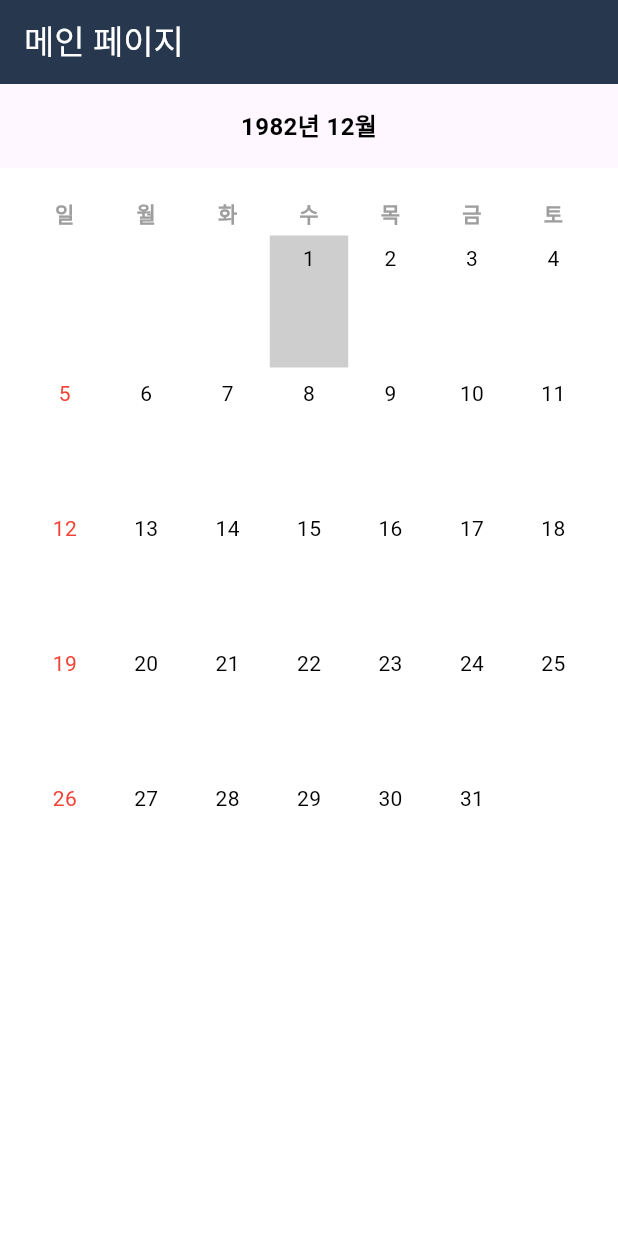
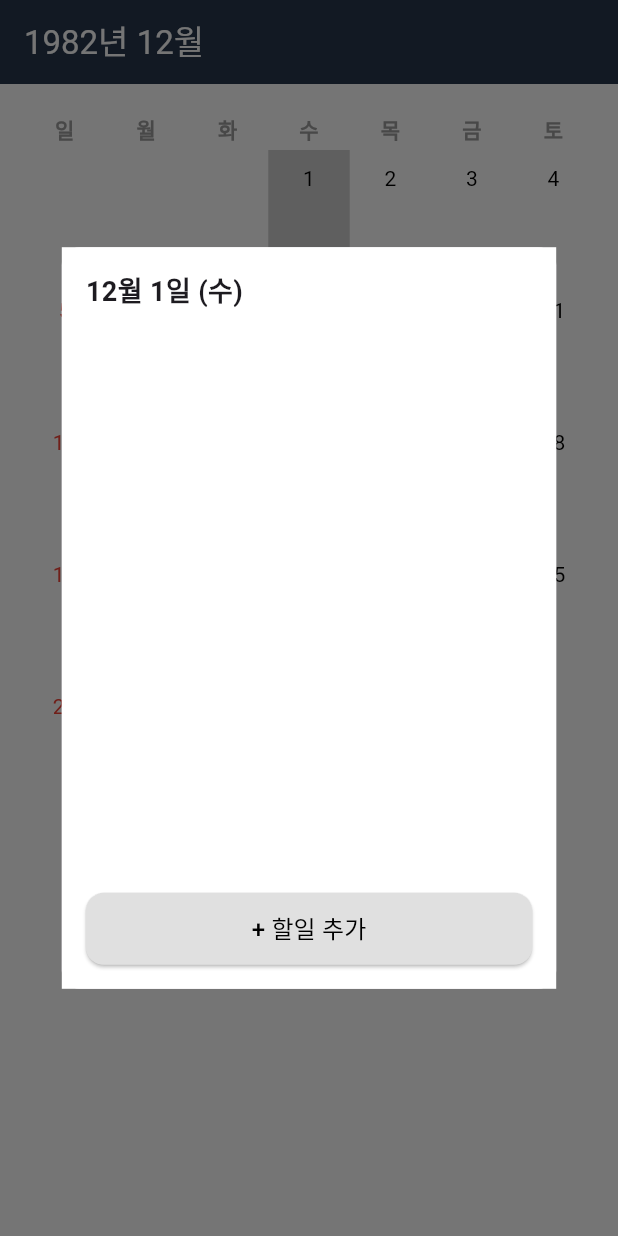
Before and after one commit to luckydut97/flutter-custom-calendar-practice, a Flutter app: the screen it shows after launch, after a tap on an icon or button, on a phone screen of 412 x 824 dp. Run offline on Flutter 3.47's test engine with Material 3 defaults, Android fonts, the phone set to English and light mode, and no system bars.

Commit message:
오늘 날짜 표시 기능 추가, 할일 추가 관련 Diaolog 로직 분기함. 스와이프 삭제 기능 구현 중임.

```diff
--- /dev/null
+++ b/lib/add_task_dialog.dart
@@ -0,0 +1,168 @@
+import 'package:flutter/material.dart';
+import 'package:intl/intl.dart';
+import 'calendar_model.dart';
+
+class AddTaskDialog extends StatefulWidget {
+  final DateTime selectedDate;
+  final CalendarModel model;
+
+  AddTaskDialog({required this.selectedDate, required this.model});
+
+  @override
+  _AddTaskDialogState createState() => _AddTaskDialogState();
+}
+
+class _AddTaskDialogState extends State<AddTaskDialog> {
+  List<String> _tasks = [];
+
+  void _addTask(String task) {
+    setState(() {
+      _tasks.add(task);
+    });
+  }
+
+  void _editTask(int index, String newTask) {
+    setState(() {
+      _tasks[index] = newTask;
+    });
+  }
+
+  void _removeTask(int index) {
+    setState(() {
+      _tasks.removeAt(index);
+    });
+  }
+
+  Future<void> _showTaskInputDialog({int? index}) async {
+    String initialText = index != null ? _tasks[index] : '';
+    TextEditingController controller = TextEditingController(text: initialText);
+
+    String? result = await showDialog<String>(
+      context: context,
+      builder: (BuildContext context) {
+        return Dialog(
+          shape: RoundedRectangleBorder(
+            borderRadius: BorderRadius.circular(12.0),
+          ),
+          child: Container(
+            padding: EdgeInsets.all(16.0),
+            child: Column(
+              mainAxisSize: MainAxisSize.min,
+              children: [
+                TextField(
+                  controller: controller,
+                  decoration: InputDecoration(
+                    hintText: '할일 입력',
+                  ),
+                ),
+                SizedBox(height: 16.0),
+                ElevatedButton(
+                  onPressed: () {
+                    Navigator.of(context).pop(controller.text);
+                  },
+                  child: Text('확인'),
+                ),
+              ],
+            ),
+          ),
+        );
+      },
+    );
+
+    if (result != null && result.isNotEmpty) {
+      if (index != null) {
+        _editTask(index, result);
+      } else {
+        _addTask(result);
+      }
+    }
+  }
+
+  @override
+  Widget build(BuildContext context) {
+    return Dialog(
+      shape: RoundedRectangleBorder(
+        borderRadius: BorderRadius.circular(12.0),
+      ),
+      child: Container(
+        width: MediaQuery.of(context).size.width * 0.8,
+        height: MediaQuery.of(context).size.height * 0.6,
+        padding: EdgeInsets.all(16.0),
+        color: Colors.white,
+        child: Column(
+          mainAxisSize: MainAxisSize.min,
+          crossAxisAlignment: CrossAxisAlignment.stretch,
+          children: [
+            Text(
+              DateFormat('M월 d일 (E)', 'ko_KR').format(widget.selectedDate), // 년도 없이 표시
+              style: TextStyle(
+                fontSize: 18,
+                fontWeight: FontWeight.bold,
+              ),
+            ),
+            SizedBox(height: 16.0),
+            Expanded(
+              child: ListView.builder(
+                itemCount: _tasks.length,
+                itemBuilder: (context, index) {
+                  return Dismissible(
+                    key: Key(_tasks[index]),
+                    background: Container(
+                      color: Colors.red,
+                      alignment: Alignment.centerLeft,
+                      padding: EdgeInsets.symmetric(horizontal: 20.0),
+                      child: Icon(
+                        Icons.delete,
+                        color: Colors.white,
+                      ),
+                    ),
+                    direction: DismissDirection.endToStart,
+                    onDismissed: (direction) {
+                      _removeTask(index);
+                    },
+                    child: Container(
+                      margin: EdgeInsets.only(bottom: 8.0),
+                      child: ElevatedButton(
+                        onPressed: () => _showTaskInputDialog(index: index),
+                        child: Align(
+                          alignment: Alignment.centerLeft,
+                          child: Text(_tasks[index]),
+                        ),
+                        style: ElevatedButton.styleFrom(
+                          backgroundColor: Colors.lightBlueAccent.withOpacity(0.2),
+                          foregroundColor: Colors.black,
+                          shape: RoundedRectangleBorder(
+                            borderRadius: BorderRadius.circular(12.0),
+                          ),
+                          padding: EdgeInsets.symmetric(vertical: 16.0, horizontal: 12.0),
+                        ),
+                      ),
+                    ),
+                  );
+                },
+              ),
+            ),
+            SizedBox(height: 16.0),
+            ElevatedButton(
+              style: ElevatedButton.styleFrom(
+                backgroundColor: Colors.grey[300], // 버튼 배경색
+                shape: RoundedRectangleBorder(
+                  borderRadius: BorderRadius.circular(12.0),
+                ),
+                padding: EdgeInsets.symmetric(vertical: 12.0),
+              ),
+              onPressed: () => _showTaskInputDialog(),
+              child: Text(
+                '+ 할일 추가',
+                style: TextStyle(
+                  color: Colors.black,
+                  fontSize: 16.0,
+                ),
+              ),
+            ),
+          ],
+        ),
+      ),
+    );
+  }
+}
--- a/lib/calendar_model.dart
+++ b/lib/calendar_model.dart
@@ -5,13 +5,15 @@ class CalendarModel with ChangeNotifier {
   DateTime _selectedDate = DateTime.now();
   DateTime? _dragStartDate;
   DateTime? _dragEndDate;
-  int _currentPageIndex = 500; // 중간 페이지 인덱스
+  int _currentPageIndex = 500;
+  bool _isBlinking = false; // 선택한 날짜가 깜빡이는지 여부
 
   DateTime get currentDate => _currentDate;
   DateTime get selectedDate => _selectedDate;
   DateTime? get dragStartDate => _dragStartDate;
   DateTime? get dragEndDate => _dragEndDate;
   int get currentPageIndex => _currentPageIndex;
+  bool get isBlinking => _isBlinking;
 
   void setCurrentDate(DateTime date) {
     _currentDate = date;
@@ -20,9 +22,12 @@ class CalendarModel with ChangeNotifier {
 
   void setSelectedDate(DateTime date) {
     _selectedDate = date;
-    _dragStartDate = null;
-    _dragEndDate = null;
+    _isBlinking = true;
     notifyListeners();
+    Future.delayed(Duration(milliseconds: 300), () {
+      _isBlinking = false;
+      notifyListeners();
+    });
   }
 
   void setPageIndex(int pageIndex) {
@@ -48,6 +53,19 @@ class CalendarModel with ChangeNotifier {
     notifyListeners();
   }
 
+  bool isSelectedDate(DateTime date) {
+    return _selectedDate.year == date.year &&
+        _selectedDate.month == date.month &&
+        _selectedDate.day == date.day;
+  }
+
+  bool isToday(DateTime date) {
+    DateTime today = DateTime.now();
+    return date.year == today.year &&
+        date.month == today.month &&
+        date.day == today.day;
+  }
+
   bool isInDragRange(DateTime dayDate) {
     if (_dragStartDate == null || _dragEndDate == null) {
       return false;
@@ -60,4 +78,14 @@ class CalendarModel with ChangeNotifier {
       return !dayDate.isBefore(endDate) && !dayDate.isAfter(startDate);
     }
   }
+
+  void updateCurrentDateByPageIndex(int pageIndex) {
+    int monthDifference = pageIndex - _currentPageIndex;
+    setCurrentDate(DateTime(
+      _currentDate.year,
+      _currentDate.month + monthDifference,
+      1,
+    ));
+    setPageIndex(pageIndex);
+  }
 }
--- a/lib/main.dart
+++ b/lib/main.dart
@@ -1,10 +1,11 @@
 import 'package:flutter/material.dart';
 import 'package:provider/provider.dart';
-import 'package:intl/date_symbol_data_local.dart'; // 지역화 데이터 초기화용
+import 'package:intl/date_symbol_data_local.dart';
 import 'calendar_model.dart';
 import 'main_screen.dart';
 
 void main() {
+  // 지역화 데이터 초기화 후 앱 실행
   initializeDateFormatting().then((_) {
     runApp(
       ChangeNotifierProvider(
--- a/lib/main_screen.dart
+++ b/lib/main_screen.dart
@@ -1,53 +1,40 @@
+// main_screen.dart
 import 'package:flutter/material.dart';
 import 'package:intl/intl.dart';
 import 'package:provider/provider.dart';
 import 'calendar_model.dart';
+import 'add_task_dialog.dart';
 
 class MainScreen extends StatelessWidget {
   @override
   Widget build(BuildContext context) {
     return Scaffold(
       appBar: AppBar(
-        title: Text(
-          '메인 페이지',
-          style: TextStyle(color: Colors.white),
+        title: Consumer<CalendarModel>(
+          builder: (context, model, child) {
+            // 현재 선택된 날짜를 '년 월' 형식으로 표시
+            return Text(
+              DateFormat.yMMMM('ko_KR').format(model.currentDate),
+              style: TextStyle(color: Colors.white),
+            );
+          },
         ),
         backgroundColor: Color(0xFF27374D),
       ),
       body: SafeArea(
         child: Column(
           children: [
-            // 상단에 년과 월 표시
-            Padding(
-              padding: const EdgeInsets.all(16.0),
-              child: Consumer<CalendarModel>(
-                builder: (context, model, child) {
-                  return Text(
-                    DateFormat.yMMMM('ko_KR').format(model.currentDate),
-                    style: TextStyle(
-                      fontSize: 16,
-                      fontWeight: FontWeight.bold,
-                      color: Colors.black,
-                    ),
-                  );
-                },
-              ),
-            ),
             Expanded(
               child: Consumer<CalendarModel>(
                 builder: (context, model, child) {
                   return PageView.builder(
                     controller: PageController(initialPage: model.currentPageIndex),
                     onPageChanged: (pageIndex) {
-                      int monthDifference = pageIndex - model.currentPageIndex;
-                      model.setCurrentDate(DateTime(
-                        model.currentDate.year,
-                        model.currentDate.month + monthDifference,
-                        1,
-                      ));
-                      model.setPageIndex(pageIndex);
+                      // 페이지 변경 시 현재 날짜 업데이트
+                      model.updateCurrentDateByPageIndex(pageIndex);
                     },
                     itemBuilder: (context, index) {
+                      // 각 페이지에 해당하는 월의 첫 번째 날짜 계산
                       DateTime date = DateTime(
                         model.currentDate.year,
                         model.currentDate.month + (index - model.currentPageIndex),
@@ -74,84 +61,54 @@ class CalendarMonth extends StatelessWidget {
   List<TableRow> _buildCalendar(BuildContext context) {
     final model = Provider.of<CalendarModel>(context);
     List<TableRow> calendarRows = [];
+    List<String> weekdays = ['일', '월', '화', '수', '목', '금', '토'];
 
-    // 첫 번째 행: 요일
-    List<String> weekdays = ['일', '월', '화', '수', '목', '금', '토'];
+    // 요일 헤더 행 추가
     calendarRows.add(
       TableRow(
-        children: List.generate(7, (index) {
+        children: weekdays.map((day) {
           return Container(
             padding: const EdgeInsets.all(4.0),
             child: Align(
               alignment: Alignment.topCenter,
               child: Text(
-                weekdays[index],
+                day,
                 style: TextStyle(
                   fontWeight: FontWeight.bold,
-                  color: Colors.grey, // 요일 색상은 회색으로 설정
+                  color: Colors.grey,
                 ),
               ),
             ),
           );
-        }),
+        }).toList(),
       ),
     );
 
     // 월의 첫 날과 마지막 날 계산
     DateTime firstDayOfMonth = DateTime(date.year, date.month, 1);
     int daysInMonth = DateTime(date.year, date.month + 1, 0).day;
-    int startDayOfWeek = (firstDayOfMonth.weekday % 7); // 일요일 시작 기준
+    int startDayOfWeek = firstDayOfMonth.weekday % 7;
 
     // 날짜 채우기
-    List<Widget> dayWidgets = [];
-    for (int i = 0; i < startDayOfWeek; i++) {
-      dayWidgets.add(Container()); // 빈 셀 추가
-    }
+    List<Widget> dayWidgets = List.generate(startDayOfWeek, (_) => Container());
+
     for (int day = 1; day <= daysInMonth; day++) {
       DateTime dayDate = DateTime(date.year, date.month, day);
-      bool isSelected = model.selectedDate.year == dayDate.year &&
-          model.selectedDate.month == dayDate.month &&
-          model.selectedDate.day == dayDate.day;
+      bool isSelected = model.isSelectedDate(dayDate);
       bool isInDragRange = model.isInDragRange(dayDate);
-      Color textColor = (dayDate.weekday % 7 == 0) ? Colors.red : Colors.black; // 일요일은 빨간색, 나머지는 검정색
+      bool isToday = model.isToday(dayDate);
+      Color textColor = (dayDate.weekday % 7 == 0) ? Colors.red : Colors.black;
 
       dayWidgets.add(
         GestureDetector(
-          onTap: () => model.setSelectedDate(dayDate),
+          onTap: () {
+            model.setSelectedDate(dayDate);
+            _showAddTaskDialog(context, dayDate, model);
+          },
           onLongPressStart: (_) => model.setDragStartDate(dayDate),
-          onLongPressMoveUpdate: (details) {
-            RenderBox box = context.findRenderObject() as RenderBox;
-            Offset localPosition = box.globalToLocal(details.globalPosition);
-            int columnIndex = localPosition.dx ~/ (box.size.width / 7);
-            int rowIndex = localPosition.dy ~/ (box.size.height / 6);
-            int index = rowIndex * 7 + columnIndex;
-            if (index >= 0 && index < dayWidgets.length) {
-              DateTime endDate = DateTime(date.year, date.month, index - startDayOfWeek + 1);
-              model.setDragEndDate(endDate);
-            }
-          },
+          onLongPressMoveUpdate: (details) => _handleLongPressMoveUpdate(details, context, dayWidgets, startDayOfWeek, model),
           onLongPressEnd: (_) => model.resetDragDates(),
-          child: AnimatedContainer(
-            duration: Duration(milliseconds: 200),
-            height: 88, // 날짜 셀의 상하 간격을 넓게 설정
-            margin: EdgeInsets.all(1), // 날짜 셀 간의 간격을 최소화
-            decoration: BoxDecoration(
-              border: Border.all(color: Colors.transparent),
-              color: isSelected || isInDragRange ? Colors.grey.withOpacity(0.5) : Colors.transparent,
-            ),
-            child: Align(
-              alignment: Alignment.topCenter,
-              child: Padding(
-                padding: const EdgeInsets.all(4.0),
-                child: Text(
-                  day.toString(),
-                  style: TextStyle(
-                    color: textColor,
-                  ),
-                ),
-              ),
-            ),
-          ),
+          child: _buildDayContainer(day, isSelected, isInDragRange, isToday, model.isBlinking, textColor),
         ),
       );
     }
@@ -170,13 +127,76 @@ class CalendarMonth extends StatelessWidget {
     return calendarRows;
   }
 
+  void _handleLongPressMoveUpdate(LongPressMoveUpdateDetails details, BuildContext context, List<Widget> dayWidgets, int startDayOfWeek, CalendarModel model) {
+    RenderBox box = context.findRenderObject() as RenderBox;
+    Offset localPosition = box.globalToLocal(details.globalPosition);
+    int columnIndex = localPosition.dx ~/ (box.size.width / 7);
+    int rowIndex = localPosition.dy ~/ (box.size.height / 6);
+    int index = rowIndex * 7 + columnIndex;
+    if (index >= 0 && index < dayWidgets.length) {
+      DateTime endDate = DateTime(date.year, date.month, index - startDayOfWeek + 1);
+      model.setDragEndDate(endDate);
+    }
+  }
+
+  Widget _buildDayContainer(int day, bool isSelected, bool isInDragRange, bool isToday, bool isBlinking, Color textColor) {
+    return AnimatedContainer(
+      duration: Duration(milliseconds: isBlinking ? 100 : 200),
+      height: 88,
+      margin: EdgeInsets.all(0),
+      decoration: BoxDecoration(
+        border: Border.all(color: Colors.transparent),
+        color: isSelected || isInDragRange ? Colors.grey.withOpacity(0.5) : Colors.transparent,
+      ),
+      child: Stack(
+        children: [
+          // 현재 날짜에 파란 동그라미 추가
+          if (isToday)
+            Align(
+              alignment: Alignment.topCenter,
+              child: Container(
+                margin: EdgeInsets.only(top: 8.0), // 이 값을 조정하여 원의 위치를 변경
+                width: 20.0,
+                height: 20.0,
+                decoration: BoxDecoration(
+                  color: Colors.blue,
+                  shape: BoxShape.circle,
+                ),
+              ),
+            ),
+          Align(
+            alignment: Alignment.topCenter,
+            child: Padding(
+              padding: const EdgeInsets.only(top: 8.0), // 원의 아래에 숫자를 배치
+              child: Text(
+                day.toString(),
+                style: TextStyle(
+                  color: isToday ? Colors.white : textColor,
+                ),
+              ),
+            ),
+          ),
+        ],
+      ),
+    );
+  }
+
+  void _showAddTaskDialog(BuildContext context, DateTime selectedDate, CalendarModel model) {
+    showDialog(
+      context: context,
+      builder: (BuildContext context) {
+        return AddTaskDialog(selectedDate: selectedDate, model: model);
+      },
+    );
+  }
+
   @override
   Widget build(BuildContext context) {
     return Container(
       color: Colors.white,
       padding: const EdgeInsets.all(16.0),
       child: Table(
-        border: TableBorder.all(color: Colors.transparent), // 경계선 제거
+        border: TableBorder.all(color: Colors.transparent),
         children: _buildCalendar(context),
       ),
     );
```
